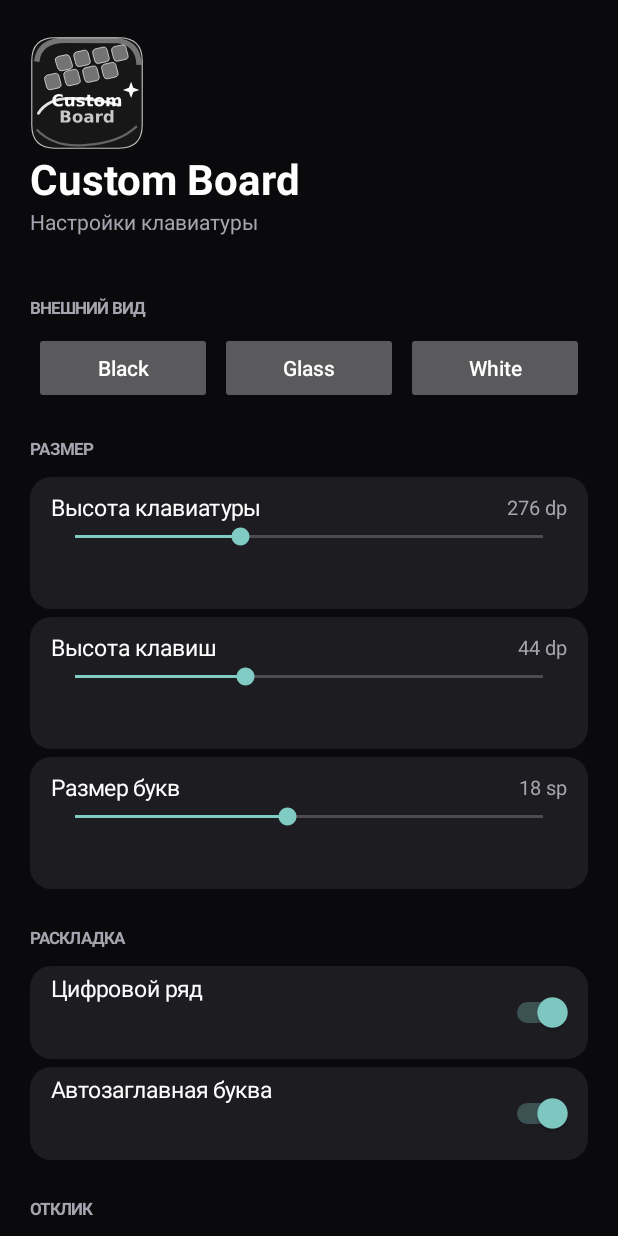
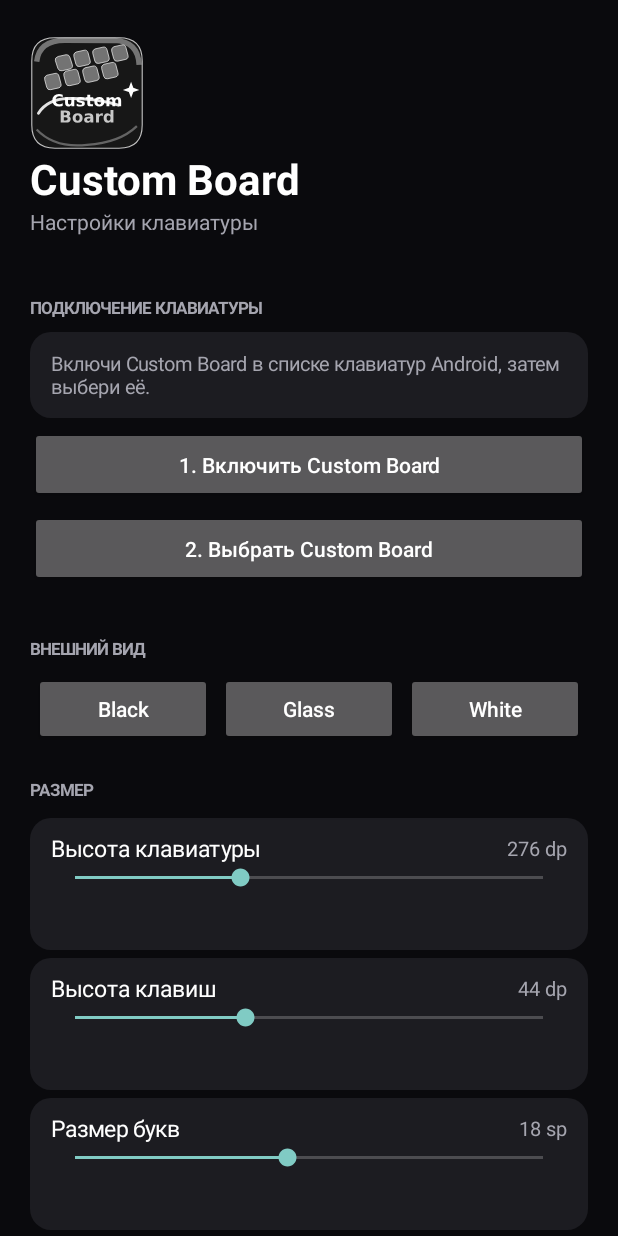
Before and after one commit to diazz27kryt/CustomBoard, an Android app: the screen it shows after launch (SettingsActivity), on a phone screen of 412 x 824 dp. Run offline under Robolectric (Android 15) with nearby library versions, the phone set to English and light mode, and no system bars.

Commit message:
Add guided Android keyboard setup buttons

```diff
--- a/app/src/main/java/com/customboard/SettingsActivity.kt
+++ b/app/src/main/java/com/customboard/SettingsActivity.kt
@@ -8,6 +8,9 @@ import android.graphics.drawable.GradientDrawable
 import android.view.Gravity
 import android.widget.*
 import android.content.Context
+import android.content.Intent
+import android.provider.Settings
+import android.view.inputmethod.InputMethodManager
 
 class SettingsActivity : Activity() {
     private val prefs by lazy { getSharedPreferences("keyboard_settings", Context.MODE_PRIVATE) }
@@ -29,6 +32,30 @@ class SettingsActivity : Activity() {
         page.addView(logo,LinearLayout.LayoutParams(dp(76),dp(76)))
         page.addView(label("Custom Board",28f,white,true))
         page.addView(label("Настройки клавиатуры",14f,muted,false).apply { setPadding(0,0,0,dp(18)) })
+
+        section(page,"ПОДКЛЮЧЕНИЕ КЛАВИАТУРЫ")
+        page.addView(label("Включи Custom Board в списке клавиатур Android, затем выбери её.",13f,muted,false).apply {
+            setPadding(dp(14),dp(12),dp(14),dp(12))
+            background=GradientDrawable().apply { cornerRadius=dp(14).toFloat(); setColor(panelColor) }
+        })
+        val openSettings = Button(this).apply {
+            text="1. Включить Custom Board"; isAllCaps=false
+            setOnClickListener { startActivity(Intent(Settings.ACTION_INPUT_METHOD_SETTINGS)) }
+        }
+        page.addView(openSettings,LinearLayout.LayoutParams(-1,dp(50)).apply { setMargins(0,dp(6),0,dp(4)) })
+        val chooseKeyboard = Button(this).apply {
+            text="2. Выбрать Custom Board"; isAllCaps=false
+            setOnClickListener {
+                val imm=getSystemService(Context.INPUT_METHOD_SERVICE) as InputMethodManager
+                if(imm.enabledInputMethodList.any { it.packageName==packageName }) {
+                    imm.showInputMethodPicker()
+                } else {
+                    Toast.makeText(this@SettingsActivity,"Сначала включи Custom Board в настройках Android",Toast.LENGTH_LONG).show()
+                    startActivity(Intent(Settings.ACTION_INPUT_METHOD_SETTINGS))
+                }
+            }
+        }
+        page.addView(chooseKeyboard,LinearLayout.LayoutParams(-1,dp(50)).apply { setMargins(0,dp(2),0,dp(12)) })
 
         section(page,"ВНЕШНИЙ ВИД")
         val themes = LinearLayout(this).apply { orientation = LinearLayout.HORIZONTAL }
```
